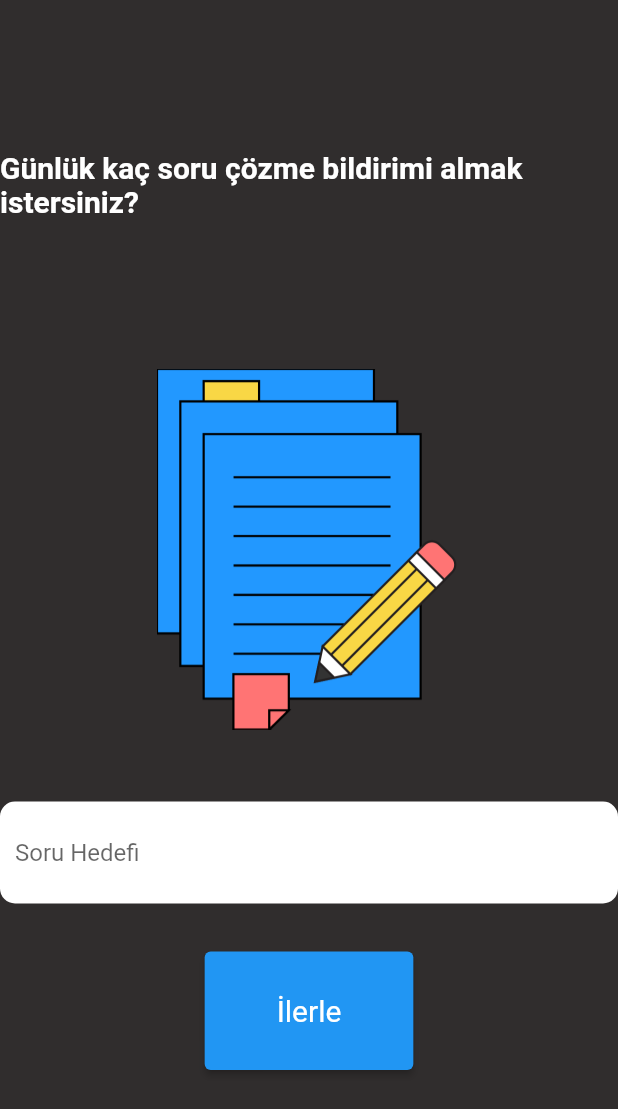
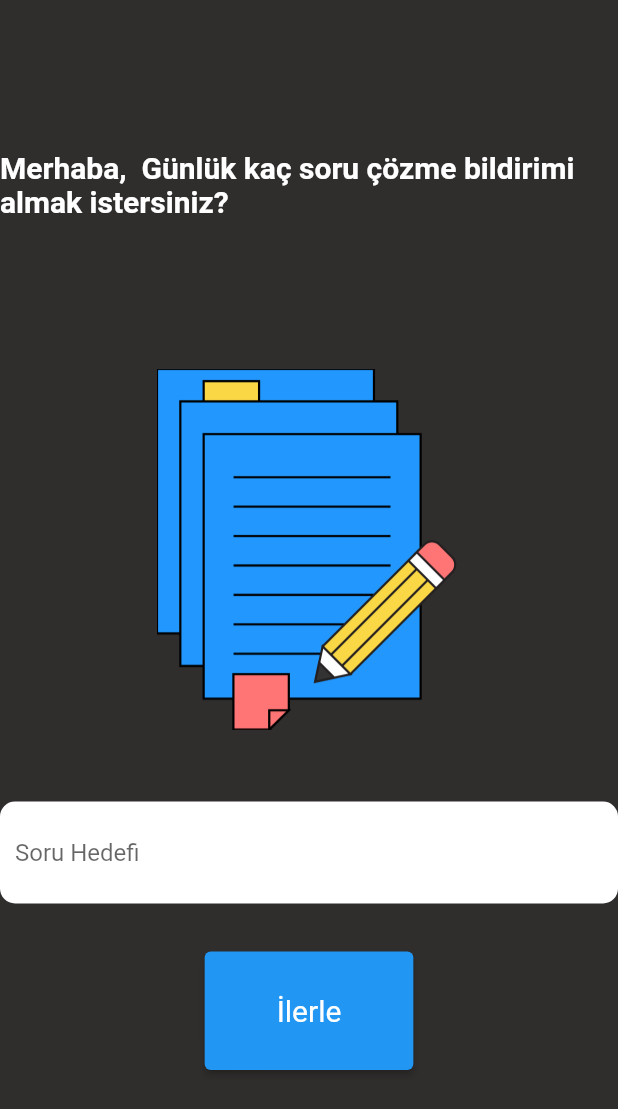
Before and after one commit to denizhanaydinli/kpsssorulab, a Flutter app: the screen it shows after launch, after a tap on "İlerle", on a phone screen of 412 x 824 dp. Shown: the top 1109 px of the screen. Run offline on Flutter 3.47's test engine with Material 2 defaults, Android fonts, the light colour scheme and no system bars.

Commit message:
login ekranından kullanıcı adı girildiğinde hedef soru ekranında merhaba +isim diyip diğer ekrana eklenmesi sağlandı

```diff
--- a/lib/hedefsoru.dart
+++ b/lib/hedefsoru.dart
@@ -1,7 +1,10 @@
+import 'package:figma/login.dart';
 import 'package:flutter/material.dart';
 
 class HedefScreen extends StatefulWidget {
-  const HedefScreen({super.key});
+  final String kullaniciAdi;
+  //const HedefScreen({super.key});
+  HedefScreen({Key? key, required this.kullaniciAdi}) : super(key: key);
 
   @override
   State<HedefScreen> createState() => _HedefScreenState();
@@ -14,7 +17,7 @@ class _HedefScreenState extends State<HedefScreen> {
     // Giriş başarılı ise hedef ekranına yönlendirme
     Navigator.pushReplacement(
       context,
-      MaterialPageRoute(builder: (context) => HedefScreen()),//burası yeni ekrana yönlendirilecek
+      MaterialPageRoute(builder: (context) => LoginScreen()),//burası yeni ekrana yönlendirilecek
     );
   }
   @override
@@ -35,7 +38,7 @@ class _HedefScreenState extends State<HedefScreen> {
                   children: [
                     SizedBox(height: 100.0),
                     Text(
-                      "Günlük kaç soru çözme bildirimi almak istersiniz?",
+                      "Merhaba, ${widget.kullaniciAdi} Günlük kaç soru çözme bildirimi almak istersiniz?",
                       style: TextStyle(
                         color: Colors.white, // Yazı rengi beyaz
                         fontWeight: FontWeight.bold, // Kalın yazı tipi
--- a/lib/login.dart
+++ b/lib/login.dart
@@ -10,13 +10,18 @@ class LoginScreen extends StatefulWidget {
 }
 
 class _LoginScreenState extends State<LoginScreen> {
+  var kullaniciAdi = '';
   void _onLoginButtonPressed() {
+
+    setState(() {
+      kullaniciAdi;  // TextField'dan gelen değer burada atanmalı.
+    });
     // Burada yapılacak işlem: Kullanıcı adı ve şifreyi kontrol edebilir ve giriş işlemi yapabilirsiniz.
 
     // Giriş başarılı ise hedef ekranına yönlendirme
     Navigator.pushReplacement(
       context,
-      MaterialPageRoute(builder: (context) => HedefScreen()),
+      MaterialPageRoute(builder: (context) => HedefScreen(kullaniciAdi: kullaniciAdi)),
     );
   }
   @override
@@ -50,6 +55,12 @@ class _LoginScreenState extends State<LoginScreen> {
                         borderRadius: BorderRadius.circular(10.0), // Kenarlığın yuvarlak köşeli olması
                       ),
                       child: TextField(
+                        onChanged: (value) {
+                          // Kullanıcının girdiği metni burada alabilirsiniz.
+                          setState(() {
+                             kullaniciAdi=value;
+                          });
+                        },
                         decoration: InputDecoration(
                           hintText: 'Kullanıcı Adı',
                           border: InputBorder.none, // Kenarlığı kaldırır
```
